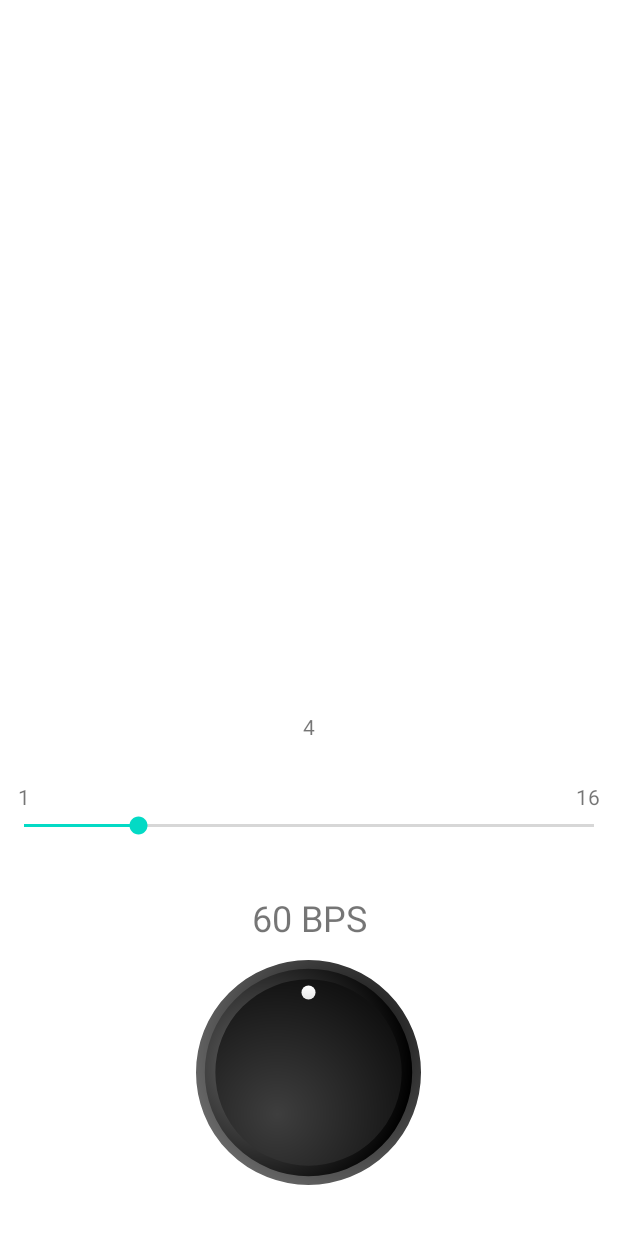
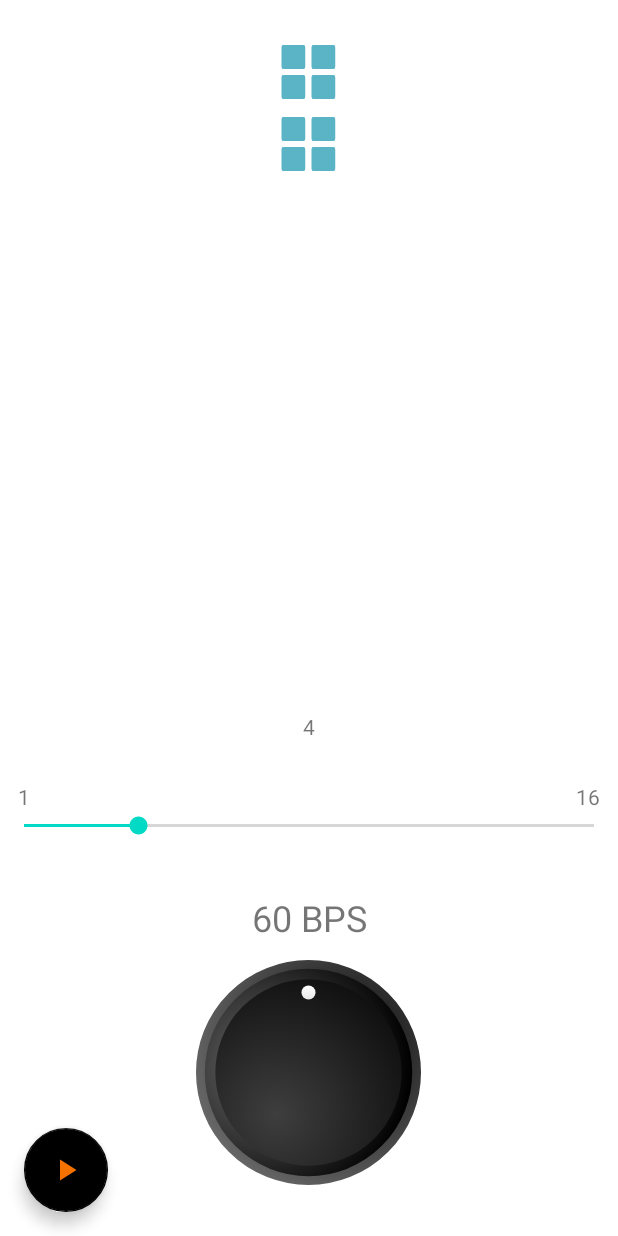
Before and after one commit to Aprii00/Metronome, an Android app: the screen it shows after launch (MainActivity), on a phone screen of 412 x 824 dp. Run offline under Robolectric (Android 15) with nearby library versions, the phone set to English and light mode, and no system bars.

Commit message:
Blinking lights

```diff
--- a/app/src/main/java/com/example/metronome/MainActivity.kt
+++ b/app/src/main/java/com/example/metronome/MainActivity.kt
@@ -4,8 +4,11 @@ import android.media.AudioManager
 import android.media.ToneGenerator
 import android.os.Bundle
 import android.util.Log
+import android.view.View
+import android.widget.ImageView
 import android.widget.SeekBar
 import androidx.appcompat.app.AppCompatActivity
+import androidx.core.content.ContextCompat
 import com.example.metronome.knob.RotaryKnobView
 import kotlinx.android.synthetic.main.activity_main.*
 import kotlinx.coroutines.*
@@ -14,25 +17,31 @@ import kotlinx.coroutines.*
 class MainActivity : AppCompatActivity(), RotaryKnobView.RotaryKnobListener {
 
     var timeSignature : Int = 0
+    var realTimeSignature : Int = 0
     var bitsPerMinute :Int = 0
     var timeInterval : Long = 0
+    var playSound = false
 
     private val toneGen1 = ToneGenerator(AudioManager.STREAM_MUSIC, 100)
-    private val job = Job()
-    private val uiscope = CoroutineScope(Dispatchers.Main + job)
+    private lateinit var jobTimer : Job
+    private lateinit var scopeTimer: CoroutineScope
+    private lateinit var scopeDraw: CoroutineScope
+    private var imageList = ArrayList<ImageView>()
+    private var lighted = 0
+
 
     override fun onCreate(savedInstanceState: Bundle?) {
         super.onCreate(savedInstanceState)
         setContentView(R.layout.activity_main)
 
         timeSignature = resources.getInteger(R.integer.seekBarStart)
+        realTimeSignature  = resources.getInteger(R.integer.seekBarStart)
         bitsPerMinute = resources.getInteger(R.integer.BPMStart)
         timeInterval = (60000 / bitsPerMinute).toLong()
         textBPM.text = "$bitsPerMinute BPS"
         textMin.text = resources.getInteger(R.integer.seekBarMin).toString()
         textMax.text = resources.getInteger(R.integer.seekBarMax).toString()
         textTimeSignature.text = resources.getInteger(R.integer.seekBarStart).toString()
-
 
         knob.listener = this
 
@@ -41,14 +50,29 @@ class MainActivity : AppCompatActivity(), RotaryKnobView.RotaryKnobListener {
                 textTimeSignature.text = progress.toString()
                 timeSignature = progress
 
+                scopeDraw = CoroutineScope(Dispatchers.Main)
+                scopeDraw.launch {
+                    draw()
+                }
+
             }
             override fun onStartTrackingTouch(seekBar: SeekBar?) {}
             override fun onStopTrackingTouch(seekBar: SeekBar?) {}
         })
 
-        uiscope.launch {
-            timer()
+        for(i in 1..2){
+            val imageView = ImageView(this)
+            imageList.add(imageView)
+            imageView.setImageResource(R.drawable.sound_view)
+            rowFirst.addView(imageView)
         }
+        for(i in 1..2){
+            val imageView = ImageView(this)
+            imageList.add(imageView)
+            imageView.setImageResource(R.drawable.sound_view)
+            rowSecond.addView(imageView)
+        }
+
     }
 
 
@@ -60,11 +84,85 @@ class MainActivity : AppCompatActivity(), RotaryKnobView.RotaryKnobListener {
         Log.e("timeInterval",  timeInterval.toString())
     }
 
-    private suspend fun timer(){
+    private suspend fun timer() {
+        var stamp: Long
         while(true) {
 
-            delay(timeInterval)
+            stamp = System.currentTimeMillis()
+            //Log.e("timer", Timestamp(System.currentTimeMillis()).toString())
             toneGen1.startTone(ToneGenerator.TONE_CDMA_PIP, 100)
+
+            light()
+
+            delay(timeInterval - System.currentTimeMillis() + stamp)
         }
     }
+
+    private suspend fun light(){
+
+
+        imageList[lighted].setColorFilter(ContextCompat.getColor(this.applicationContext, R.color.soundActive), android.graphics.PorterDuff.Mode.SRC_IN)
+        delay(100)
+        imageList[lighted].setColorFilter(ContextCompat.getColor(this.applicationContext, R.color.soundNoActive), android.graphics.PorterDuff.Mode.SRC_IN)
+
+
+        lighted = (lighted + 1)%realTimeSignature
+    }
+
+    private suspend fun draw(){
+        if(this::jobTimer.isInitialized) {
+            jobTimer.join()
+        }
+        Log.e("timeSignature", timeSignature.toString())
+        realTimeSignature = timeSignature
+
+
+        while (timeSignature > imageList.size){
+            val imageView = ImageView(this)
+            imageView.setImageResource(R.drawable.sound_view)
+            if(imageList.size%2 == 1){
+                imageList.add(imageView)
+                rowSecond.addView(imageView)
+            } else{
+                imageList.add(imageList.size / 2 ,imageView)
+                rowFirst.addView(imageView)
+            }
+        }
+
+        while (timeSignature < imageList.size){
+            if(imageList.size%2 == 1){
+                rowFirst.removeView(imageList[imageList.size / 2])
+                imageList.removeAt(imageList.size / 2)
+            } else{
+                rowSecond.removeView(imageList.last())
+                imageList.removeAt(imageList.lastIndex)
+            }
+        }
+
+    }
+
+    fun playSound(view: View) {
+        if(playSound){
+            playSound = false
+            jobTimer.cancel()
+
+            for(image in imageList) {
+                image.setColorFilter(ContextCompat.getColor(this.applicationContext, R.color.soundNoActive), android.graphics.PorterDuff.Mode.SRC_IN)
+            }
+
+            playButton.setImageResource(R.drawable.play_arrow)
+            //Log.e("scopeTimer", scopeTimer.toString())
+        }
+        else{
+            lighted = 0
+            playSound = true
+            jobTimer = Job()
+            scopeTimer = CoroutineScope(Dispatchers.Main + jobTimer)
+            scopeTimer.launch {
+                timer()
+            }
+            playButton.setImageResource(R.drawable.play_stop)
+        }
+
+    }
 }
--- /dev/null
+++ b/app/src/main/res/drawable/play_arrow.xml
@@ -0,0 +1,5 @@
+<vector android:height="24dp" android:tint="@color/playButtonArrow"
+    android:viewportHeight="24" android:viewportWidth="24"
+    android:width="24dp" xmlns:android="http://schemas.android.com/apk/res/android">
+    <path android:fillColor="@android:color/white" android:pathData="M8,5v14l11,-7z"/>
+</vector>
--- /dev/null
+++ b/app/src/main/res/drawable/play_stop.xml
@@ -0,0 +1,5 @@
+<vector android:height="24dp" android:tint="@color/playButtonArrow"
+    android:viewportHeight="24" android:viewportWidth="24"
+    android:width="24dp" xmlns:android="http://schemas.android.com/apk/res/android">
+    <path android:fillColor="@android:color/white" android:pathData="M6,6h12v12H6z"/>
+</vector>
--- /dev/null
+++ b/app/src/main/res/drawable/sound_view.xml
@@ -0,0 +1,9 @@
+<vector xmlns:android="http://schemas.android.com/apk/res/android"
+    android:width="20dp"
+    android:height="48dp"
+    android:viewportWidth="24"
+    android:viewportHeight="24">
+  <path
+      android:fillColor="@color/soundNoActive"
+      android:pathData="M20,13L3,13c-0.55,0 -1,0.45 -1,1v6c0,0.55 0.45,1 1,1h17c0.55,0 1,-0.45 1,-1v-6c0,-0.55 -0.45,-1 -1,-1zM20,3L3,3c-0.55,0 -1,0.45 -1,1v6c0,0.55 0.45,1 1,1h17c0.55,0 1,-0.45 1,-1L21,4c0,-0.55 -0.45,-1 -1,-1z"/>
+</vector>
--- a/app/src/main/res/layout/activity_main.xml
+++ b/app/src/main/res/layout/activity_main.xml
@@ -5,6 +5,33 @@
     android:layout_width="match_parent"
     android:layout_height="match_parent"
     tools:context=".MainActivity">
+
+
+    <LinearLayout
+        android:id="@+id/rowFirst"
+        android:layout_width="match_parent"
+        android:layout_height="wrap_content"
+        android:layout_marginTop="24dp"
+        android:orientation="horizontal"
+        app:layout_constraintEnd_toEndOf="parent"
+        app:layout_constraintStart_toStartOf="parent"
+        app:layout_constraintTop_toTopOf="parent"
+        android:gravity="center">
+
+
+    </LinearLayout>
+
+    <LinearLayout
+        android:id="@+id/rowSecond"
+        android:layout_width="match_parent"
+        android:layout_height="wrap_content"
+        android:gravity="center"
+        android:orientation="horizontal"
+        app:layout_constraintEnd_toEndOf="parent"
+        app:layout_constraintStart_toStartOf="parent"
+        app:layout_constraintTop_toBottomOf="@+id/rowFirst">
+
+    </LinearLayout>
 
     <TextView
         android:id="@+id/textBPM"
@@ -78,4 +105,19 @@
         app:layout_constraintTop_toTopOf="parent"
         app:layout_constraintVertical_bias="0.90999997" />
 
+    <com.google.android.material.floatingactionbutton.FloatingActionButton
+        android:id="@+id/playButton"
+        android:onClick="playSound"
+        android:layout_width="wrap_content"
+        android:layout_height="wrap_content"
+        app:backgroundTint="@color/playButtonBackground"
+        app:tint="@color/playButtonArrow"
+        android:layout_marginStart="16dp"
+        android:layout_marginBottom="16dp"
+        android:clickable="true"
+        android:soundEffectsEnabled="false"
+        app:layout_constraintBottom_toBottomOf="parent"
+        app:layout_constraintStart_toStartOf="parent"
+        app:srcCompat="@drawable/play_arrow"/>
+
 </androidx.constraintlayout.widget.ConstraintLayout>
--- a/app/src/main/res/values/colors.xml
+++ b/app/src/main/res/values/colors.xml
@@ -10,4 +10,9 @@
     <color name="colorPrimary">#6200EE</color>
     <color name="colorPrimaryDark">#3700B3</color>
     <color name="colorAccent">#03DAC5</color>
+    <color name="soundActive">#F67200</color>
+    <color name="soundNoActive">#5AB4C5</color>
+    <color name="playButtonBackground">#000000</color>
+    <color name="playButtonArrow">#F67200</color>
+
 </resources>
--- a/app/src/main/res/values/integers.xml
+++ b/app/src/main/res/values/integers.xml
@@ -5,6 +5,6 @@
     <integer name="seekBarMax">16</integer>
     <integer name="BPMStart">60</integer>
     <integer name="BPMMin">40</integer>
-    <integer name="BPMMax">500</integer>
+    <integer name="BPMMax">400</integer>
     <integer name="divider">8</integer>
 </resources>
```
